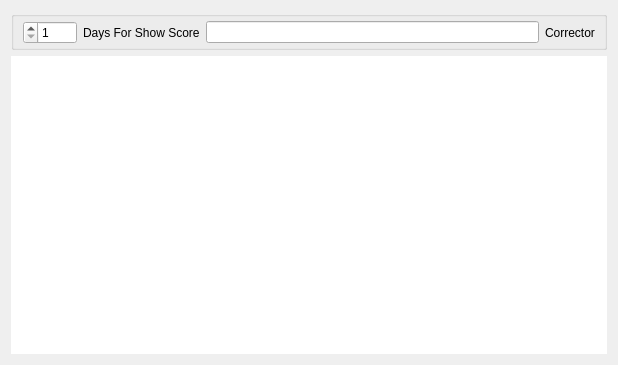
nournia/ketabkhaane, file scoreform.ui: the form before one commit.
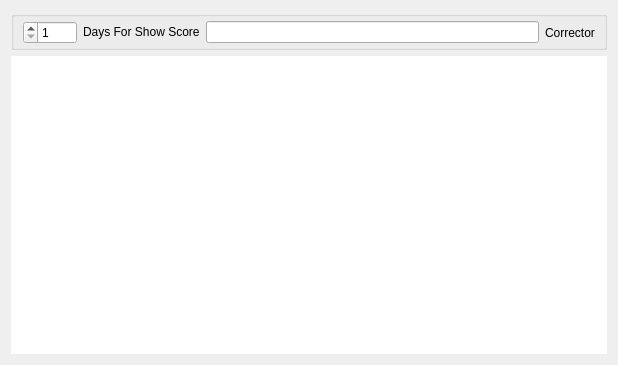
The form after the commit. Custom widgets are drawn as their Qt base class.

```diff
--- a/scoreform.ui
+++ b/scoreform.ui
@@ -16,6 +16,12 @@
   <layout class="QVBoxLayout" name="verticalLayout">
    <item>
     <widget class="QGroupBox" name="gCorrection">
+     <property name="sizePolicy">
+      <sizepolicy hsizetype="Preferred" vsizetype="Maximum">
+       <horstretch>0</horstretch>
+       <verstretch>0</verstretch>
+      </sizepolicy>
+     </property>
      <property name="title">
       <string/>
      </property>
@@ -27,9 +33,13 @@
        <number>3</number>
       </property>
       <item>
-       <layout class="QHBoxLayout" name="lCorrector">
-        <item>
          <widget class="QLabel" name="label">
+        <property name="sizePolicy">
+         <sizepolicy hsizetype="Preferred" vsizetype="Fixed">
+          <horstretch>0</horstretch>
+          <verstretch>0</verstretch>
+         </sizepolicy>
+        </property>
           <property name="minimumSize">
            <size>
             <width>0</width>
@@ -44,11 +54,20 @@
         <item>
          <widget class="MyLineEdit" name="eCorrector"/>
         </item>
-       </layout>
+      <item>
+       <widget class="QLabel" name="label_2">
+        <property name="sizePolicy">
+         <sizepolicy hsizetype="Preferred" vsizetype="Fixed">
+          <horstretch>0</horstretch>
+          <verstretch>0</verstretch>
+         </sizepolicy>
+        </property>
+        <property name="text">
+         <string>Days For Show Score</string>
+        </property>
+       </widget>
       </item>
       <item>
-       <layout class="QFormLayout" name="formLayout">
-        <item row="0" column="1">
          <widget class="QSpinBox" name="sDays">
           <property name="minimum">
            <number>1</number>
@@ -58,15 +77,6 @@
           </property>
          </widget>
         </item>
-        <item row="0" column="0">
-         <widget class="QLabel" name="label_2">
-          <property name="text">
-           <string>Days For Show Score</string>
-          </property>
-         </widget>
-        </item>
-       </layout>
-      </item>
      </layout>
     </widget>
    </item>
```
Left out of the diff: 2 changed lines with no effect on the pictures. Lines whose indentation alone changed are shown as unchanged.
